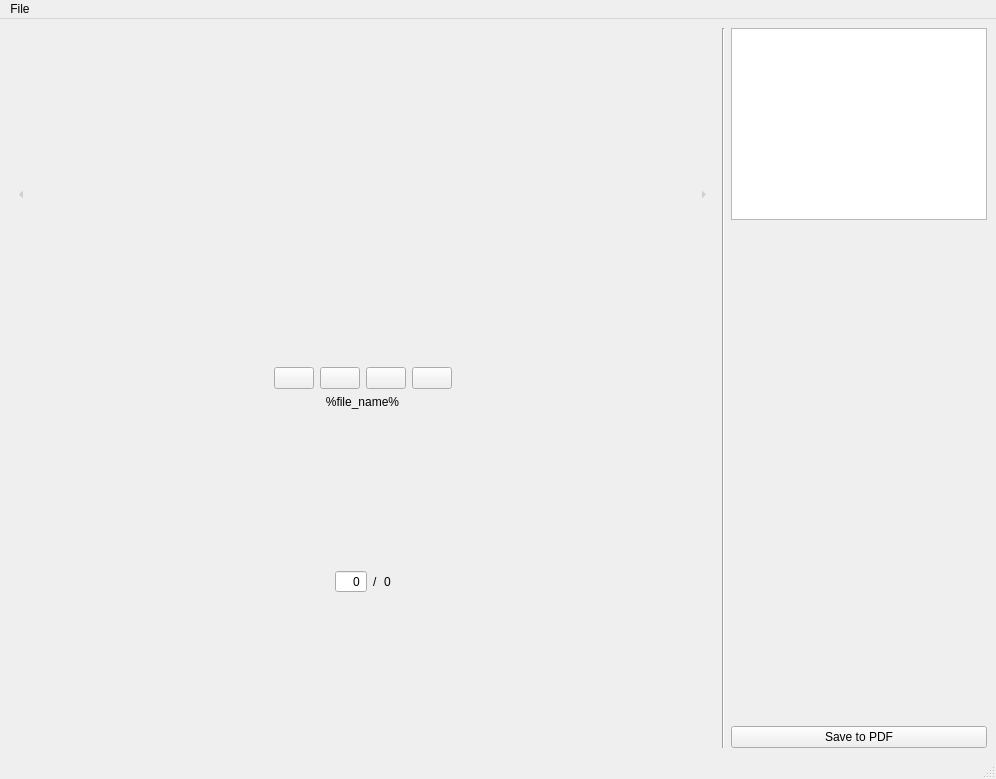
The window that mainwindow.ui (bogdan-nikitin/images-to-pdf) describes before a commit, drawn with Qt 5.
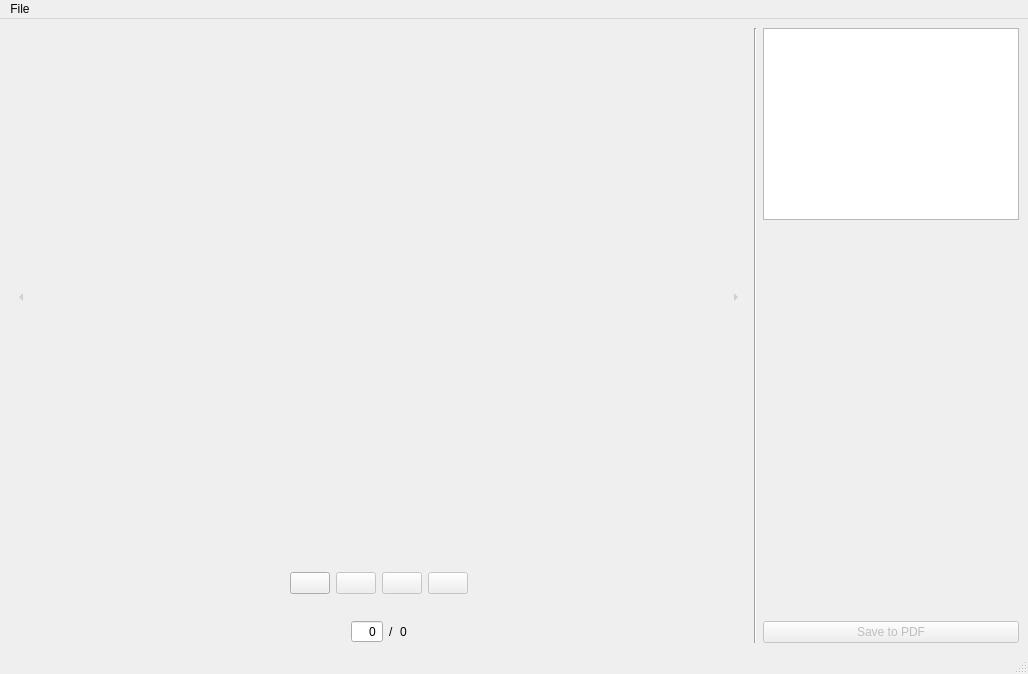
The same window after the commit. Icons and pictures are not drawn. Custom widgets are drawn as their Qt base class.

```diff
--- a/mainwindow.ui
+++ b/mainwindow.ui
@@ -6,8 +6,8 @@
    <rect>
     <x>0</x>
     <y>0</y>
-    <width>996</width>
-    <height>779</height>
+    <width>1028</width>
+    <height>674</height>
    </rect>
   </property>
   <property name="sizePolicy">
@@ -24,7 +24,7 @@
     <item row="0" column="0">
      <layout class="QHBoxLayout" name="horizontalLayout">
       <item>
-       <layout class="QVBoxLayout" name="verticalLayout_2">
+       <layout class="QVBoxLayout" name="verticalLayout_2" stretch="1,0,0,0">
         <item>
          <layout class="QHBoxLayout" name="horizontalLayout_3">
           <item>
@@ -104,6 +104,9 @@
           </item>
           <item>
            <widget class="QPushButton" name="rotateLeftBtn">
+            <property name="enabled">
+             <bool>false</bool>
+            </property>
             <property name="text">
              <string/>
             </property>
@@ -115,6 +118,9 @@
           </item>
           <item>
            <widget class="QPushButton" name="rotateRightBtn">
+            <property name="enabled">
+             <bool>false</bool>
+            </property>
             <property name="text">
              <string/>
             </property>
@@ -126,6 +132,9 @@
           </item>
           <item>
            <widget class="QPushButton" name="removeBtn">
+            <property name="enabled">
+             <bool>false</bool>
+            </property>
             <property name="text">
              <string/>
             </property>
@@ -159,7 +168,7 @@
            </sizepolicy>
           </property>
           <property name="text">
-           <string>%file_name%</string>
+           <string/>
           </property>
           <property name="alignment">
            <set>Qt::AlignCenter</set>
@@ -298,6 +307,9 @@
         </item>
         <item>
          <widget class="QPushButton" name="saveBtn">
+          <property name="enabled">
+           <bool>false</bool>
+          </property>
           <property name="text">
            <string>Save to PDF</string>
           </property>
@@ -318,7 +330,7 @@
     <rect>
      <x>0</x>
      <y>0</y>
-     <width>996</width>
+     <width>1028</width>
      <height>21</height>
     </rect>
    </property>
@@ -344,6 +356,11 @@
    <header>scaling_image</header>
    <container>1</container>
   </customwidget>
+  <customwidget>
+   <class>SpinBox</class>
+   <extends>QSpinBox</extends>
+   <header>spinbox</header>
+  </customwidget>
  </customwidgets>
  <resources/>
  <connections/>
```
Left out of the diff: 12 changed lines with no effect on the pictures.
